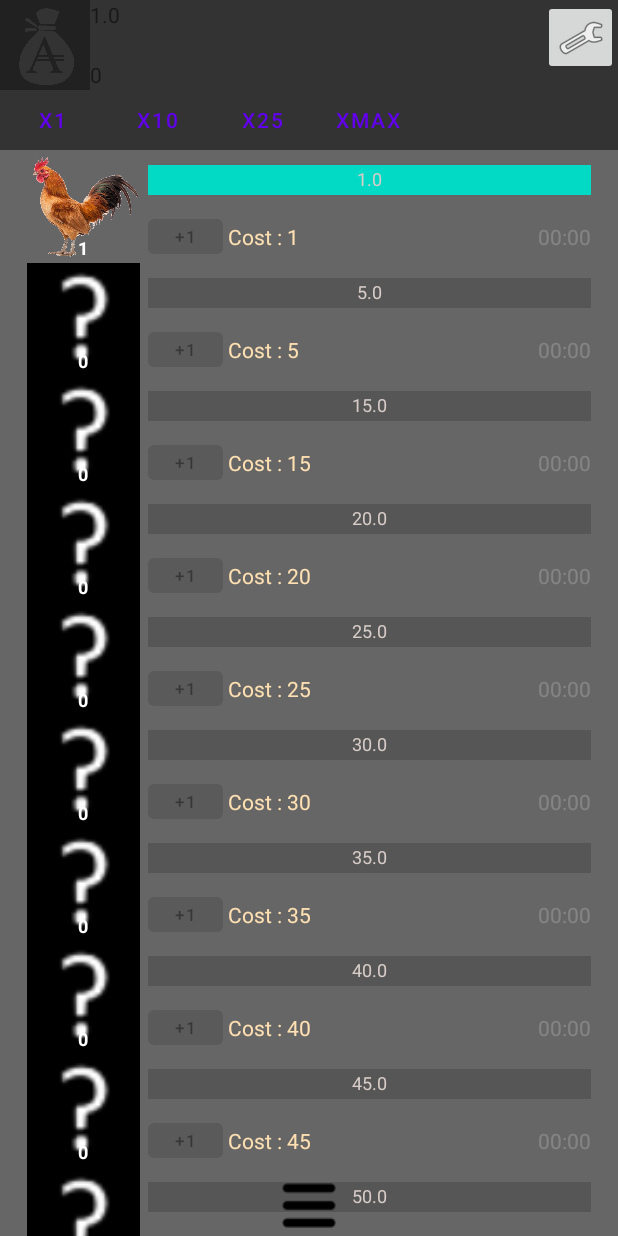
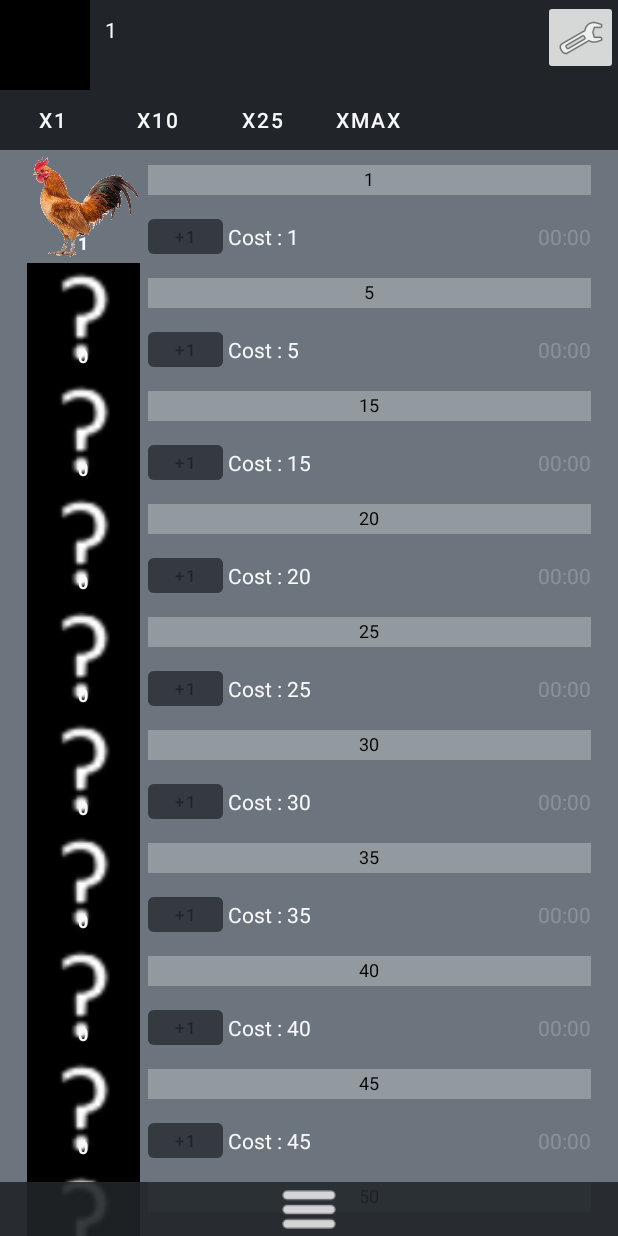
Before and after one commit to Amaroke/AmarokeClicker, an Android app: the screen it shows after launch (GameActivity), after a tap on "imageProduction", on a phone screen of 412 x 824 dp. Run offline under Robolectric (Android 15) with nearby library versions, the phone set to English and light mode, and no system bars; 2 other taps on this screen came first.

Commit message:
Petit rework de l'UI

```diff
--- a/app/src/main/java/com/example/makemoremeat/controllers/ControllerHeader.kt
+++ b/app/src/main/java/com/example/makemoremeat/controllers/ControllerHeader.kt
@@ -12,7 +12,6 @@ import com.example.makemoremeat.models.Game
 class ControllerHeader(private val game: Game, private val viewHeader: View) {
 
     private var money: TextView = viewHeader.findViewById(R.id.textViewMoney)
-    private var moneyPerSecond: TextView = viewHeader.findViewById(R.id.textViewMoneyPerSecond)
     private var buttonX1: Button = viewHeader.findViewById(R.id.buttonX1)
     private var buttonX10: Button = viewHeader.findViewById(R.id.buttonX10)
     private var buttonX25: Button = viewHeader.findViewById(R.id.buttonX25)
@@ -38,8 +37,7 @@ class ControllerHeader(private val game: Game, private val viewHeader: View) {
     }
 
     fun refresh() {
-        money.text = game.money.toString()
-        moneyPerSecond.text = game.moneyPerSecond.toString()
+        money.text = String.format("%.0f",game.money)
         when (game.fastUP) {
             FastUP.X10-> {
                 buttonX1.isClickable = true
--- a/app/src/main/java/com/example/makemoremeat/controllers/ControllerProduction.kt
+++ b/app/src/main/java/com/example/makemoremeat/controllers/ControllerProduction.kt
@@ -49,9 +49,9 @@ class ControllerProduction(
     fun refresh() {
         context.runOnUiThread {
             possesses.text = String.format("%.0f", production.numberPossessed)
-            textProduction.text = production.actualProduction.toString()
+            textProduction.text = String.format("%.0f",production.actualProduction)
             upgradeCostProduction.text =
-                context.getString(R.string.costValue, production.actualCost.toLong())
+                context.getString(R.string.cost, production.actualCost.toLong())
             if (production.actualCost > game.money) {
                 setButtonUpOff()
             } else {
@@ -75,21 +75,19 @@ class ControllerProduction(
     }
 
     private fun startProduction() {
-        val butcher = true
-
         if (production.numberPossessed > 0 && !productionOn) {
             productionOn = true
             startTimerProduction()
             var progressBarStatus: Int
-            if (butcher) {
+            if (production.actualProductionTime<1) {
                 progressBarProduction.progress = 100
 
                 Thread {
                     while (true) {
                         val productionPerSecond =
-                            production.actualProduction / production.actualProductionTime
+                            production.actualProduction / production.actualProductionTime * 10
                         try {
-                            Thread.sleep(1000)
+                            Thread.sleep(100)
                             game.money += productionPerSecond
                         } catch (e: InterruptedException) {
                             e.printStackTrace()
@@ -159,11 +157,13 @@ class ControllerProduction(
     private fun setButtonUpOn() {
         upgradeProduction.isClickable = true
         upgradeProduction.isEnabled = true
+        upgradeProduction.setBackgroundColor(ContextCompat.getColor(context, R.color.gris3))
     }
 
     private fun setButtonUpOff() {
         upgradeProduction.isClickable = false
         upgradeProduction.isEnabled = false
+        upgradeProduction.setBackgroundColor(ContextCompat.getColor(context, R.color.gris2))
     }
 
     private fun setButtonStartProductionOn() {
--- a/app/src/main/res/layout/activity_main.xml
+++ b/app/src/main/res/layout/activity_main.xml
@@ -37,7 +37,8 @@
                     android:id="@+id/productionsList"
                     android:layout_width="match_parent"
                     android:layout_height="wrap_content"
-                    android:orientation="vertical">
+                    android:orientation="vertical"
+                    android:paddingBottom="36dp">
 
                     <include
                         layout="@layout/production"
--- a/app/src/main/res/layout/footer.xml
+++ b/app/src/main/res/layout/footer.xml
@@ -10,38 +10,50 @@
         android:layout_width="match_parent"
         android:layout_height="wrap_content"
         android:orientation="vertical"
-        app:behavior_peekHeight="35dp"
+        app:behavior_peekHeight="36dp"
         app:behavior_hideable="false"
         app:layout_behavior="com.google.android.material.bottomsheet.BottomSheetBehavior"
+        android:background="@color/gris90"
         >
 
         <ImageButton
             android:id="@+id/btn_open_sheet"
             android:layout_width="36dp"
-            android:layout_height="30dp"
+            android:layout_height="26dp"
             android:layout_gravity="center"
             android:background="@null"
             android:gravity="center"
             android:src="@drawable/menu"
-            android:textColor="@android:color/white"
             tools:ignore="TouchTargetSizeCheck"
-            android:layout_marginBottom="5dp"/>
-        <com.google.android.material.button.MaterialButton
+            android:layout_marginBottom="5dp"
+            android:layout_marginTop="5dp"
+            android:contentDescription="@string/menu" />
+        <Button
             android:text="@string/btn_text_sheet1"
             android:layout_width="match_parent"
             android:layout_height="wrap_content"
+            android:layout_marginLeft="10dp"
+            android:layout_marginRight="10dp"
+            app:cornerRadius="20dp"
+            android:backgroundTint="@color/gris3"
             />
-        <com.google.android.material.button.MaterialButton
+        <Button
             android:text="@string/btn_text_sheet2"
             android:layout_width="match_parent"
             android:layout_height="wrap_content"
-
+            android:layout_marginLeft="10dp"
+            android:layout_marginRight="10dp"
+            app:cornerRadius="20dp"
+            android:backgroundTint="@color/gris3"
             />
-        <com.google.android.material.button.MaterialButton
+        <Button
             android:text="@string/btn_text_sheet3"
             android:layout_width="match_parent"
             android:layout_height="wrap_content"
-
+            android:layout_marginLeft="10dp"
+            android:layout_marginRight="10dp"
+            app:cornerRadius="20dp"
+            android:backgroundTint="@color/gris3"
             />
     </LinearLayout>
 </androidx.coordinatorlayout.widget.CoordinatorLayout>
--- a/app/src/main/res/layout/header.xml
+++ b/app/src/main/res/layout/header.xml
@@ -2,8 +2,8 @@
 <androidx.constraintlayout.widget.ConstraintLayout xmlns:android="http://schemas.android.com/apk/res/android"
     xmlns:app="http://schemas.android.com/apk/res-auto"
     android:layout_width="match_parent"
-    android:layout_height="match_parent"
-    android:background="#333333">
+    android:layout_height="wrap_content"
+    android:background="@color/gris">
 
     <RelativeLayout
         android:layout_width="match_parent"
@@ -27,9 +27,10 @@
 
                 <ImageView
                     android:layout_width="60dp"
-                    android:layout_height="match_parent"
+                    android:layout_height="60dp"
                     android:contentDescription="@string/money"
-                    app:srcCompat="@drawable/money" />
+                    android:background="@color/black"
+                    />
 
                 <LinearLayout
                     android:layout_width="match_parent"
@@ -39,14 +40,11 @@
                     <TextView
                         android:id="@+id/textViewMoney"
                         android:layout_width="match_parent"
-                        android:layout_height="40dp"
-                        android:text="@string/money" />
-
-                    <TextView
-                        android:id="@+id/textViewMoneyPerSecond"
-                        android:layout_width="match_parent"
-                        android:layout_height="match_parent"
-                        android:text="@string/mps" />
+                        android:layout_height="wrap_content"
+                        android:text="@string/money"
+                        android:layout_marginStart="10dp"
+                        android:layout_marginTop="10dp"
+                        android:textColor="@color/gris9"/>
                 </LinearLayout>
 
             </LinearLayout>
@@ -61,28 +59,32 @@
                     style="?android:attr/buttonBarButtonStyle"
                     android:layout_width="70dp"
                     android:layout_height="wrap_content"
-                    android:text="@string/x1" />
+                    android:text="@string/x1"
+                    android:textColor="@color/gris9"/>
 
                 <Button
                     android:id="@+id/buttonX10"
                     style="?android:attr/buttonBarButtonStyle"
                     android:layout_width="70dp"
                     android:layout_height="wrap_content"
-                    android:text="@string/x10" />
+                    android:text="@string/x10"
+                    android:textColor="@color/gris9"/>
 
                 <Button
                     android:id="@+id/buttonX25"
                     style="?android:attr/buttonBarButtonStyle"
                     android:layout_width="70dp"
                     android:layout_height="wrap_content"
-                    android:text="@string/x25" />
+                    android:text="@string/x25"
+                    android:textColor="@color/gris9"/>
 
                 <Button
                     android:id="@+id/buttonXMax"
                     style="?android:attr/buttonBarButtonStyle"
                     android:layout_width="70dp"
                     android:layout_height="wrap_content"
-                    android:text="@string/xMax" />
+                    android:text="@string/xMax"
+                    android:textColor="@color/gris9"/>
             </LinearLayout>
 
         </LinearLayout>
--- a/app/src/main/res/layout/production.xml
+++ b/app/src/main/res/layout/production.xml
@@ -4,7 +4,7 @@
     xmlns:tools="http://schemas.android.com/tools"
     android:layout_width="match_parent"
     android:layout_height="match_parent"
-    android:background="#666666">
+    android:background="@color/gris4">
 
     <LinearLayout
         android:layout_width="match_parent"
@@ -41,11 +41,12 @@
                 android:layout_alignBottom="@id/imageButtonProduction"
                 android:gravity="center"
                 android:paddingBottom="2dp"
-                android:text="0"
+                android:text="@string/zero"
                 android:textStyle="bold"
                 android:textAlignment="center"
-                android:textColor="#FFFFFF"
-                android:textSize="12sp" />
+                android:textColor="@color/gris9"
+                android:textSize="12sp"
+                android:layout_marginBottom="3dp"/>
         </RelativeLayout>
 
         <LinearLayout
@@ -66,7 +67,14 @@
                     style="?android:attr/progressBarStyleHorizontal"
                     android:layout_width="match_parent"
                     android:layout_height="40dp"
-                    android:scaleY="5" />
+                    android:scaleY="5"
+                    android:progressBackgroundTint="@color/gris"
+                    android:progressBackgroundTintMode="@color/gris"
+                    android:progressTint="@color/gris"
+                    android:progressTintMode="@color/gris"
+                    android:secondaryProgressTint="@color/gris"
+                    android:secondaryProgressTintMode="@color/gris"
+                    />
 
                 <TextView
                     android:id="@+id/textViewProduction"
@@ -80,7 +88,7 @@
                     android:paddingBottom="2dp"
                     android:text="@string/production"
                     android:textAlignment="center"
-                    android:textColor="#D7CCC8"
+                    android:textColor="#000000"
                     android:textSize="12sp" />
             </RelativeLayout>
 
@@ -98,7 +106,8 @@
                     android:layout_height="match_parent"
                     android:text="@string/plus1"
                     android:textAlignment="center"
-                    android:textSize="11sp" />
+                    android:textSize="11sp"
+                    android:backgroundTint="@color/gris3"/>
 
 
                 <TextView
@@ -108,7 +117,7 @@
                     android:gravity="center|start"
                     android:paddingStart="3dp"
                     android:text="@string/cost"
-                    android:textColor="#FFE0B2"
+                    android:textColor="@color/gris9"
                     tools:ignore="RtlSymmetry" />
 
                 <TextView
@@ -118,7 +127,7 @@
                     android:layout_weight="1"
                     android:text="@string/time"
                     android:textAlignment="textEnd"
-                    android:textColor="#FFE0B2" />
+                    android:textColor="@color/gris9" />
 
             </LinearLayout>
         </LinearLayout>
--- a/app/src/main/res/values/colors.xml
+++ b/app/src/main/res/values/colors.xml
@@ -8,4 +8,26 @@
     <color name="white">#FFFFFFFF</color>
     <color name="whiteOFF">#33FFFFFF</color>
     <color name="transparent">#00000000</color>
+
+    <color name="bleu">#03045e</color>
+    <color name="bleu70">#E603045e</color>
+    <color name="bleu2">#023e8a</color>
+    <color name="bleu3">#0077b6</color>
+    <color name="bleu4">#0096c7</color>
+    <color name="bleu5">#00b4d8</color>
+    <color name="bleu6">#48cae4</color>
+    <color name="bleu7">#90e0ef</color>
+    <color name="bleu8">#ade8f4</color>
+    <color name="bleu9">#caf0f8</color>
+
+    <color name="gris">#212529</color>
+    <color name="gris90">#E6212529</color>
+    <color name="gris2">#343A40</color>
+    <color name="gris3">#495057</color>
+    <color name="gris4">#6C757D</color>
+    <color name="gris5">#ADB5BD</color>
+    <color name="gris6">#CED4DA</color>
+    <color name="gris7">#DEE2E6</color>
+    <color name="gris8">#E9ECEF</color>
+    <color name="gris9">#F8F9FA</color>
 </resources>
--- a/app/src/main/res/values/strings.xml
+++ b/app/src/main/res/values/strings.xml
@@ -3,7 +3,6 @@
     <string name="possesses">Possesses</string>
     <string name="production">Production</string>
     <string name="plus1">+1</string>
-    <string name="cost">Cost</string>
     <string name="imageProduction">imageProduction</string>
     <string name="settings">Settings</string>
     <string name="xMax">xMax</string>
@@ -12,11 +11,13 @@
     <string name="x1">x1</string>
     <string name="mps">MPS</string>
     <string name="money">Money</string>
-    <string name="costValue">Cost : %1d</string>
+    <string name="cost">Cost : %1d</string>
     <string name="time">%02d:%02d:%02d</string>
     <string name="timeNoHours">%02d:%02d</string>
     <string name="menu_de_selection">Menu de selection</string>
         <string name="btn_text_sheet1">Shop </string>
     <string name="btn_text_sheet2">Upgrade </string>
         <string name="btn_text_sheet3">Butchers </string>
+    <string name="menu">Menu</string>
+    <string name="zero">0</string>
 </resources>
```
Also changed, not shown: app/src/main/res/drawable/menu.webp, 1 other file.
